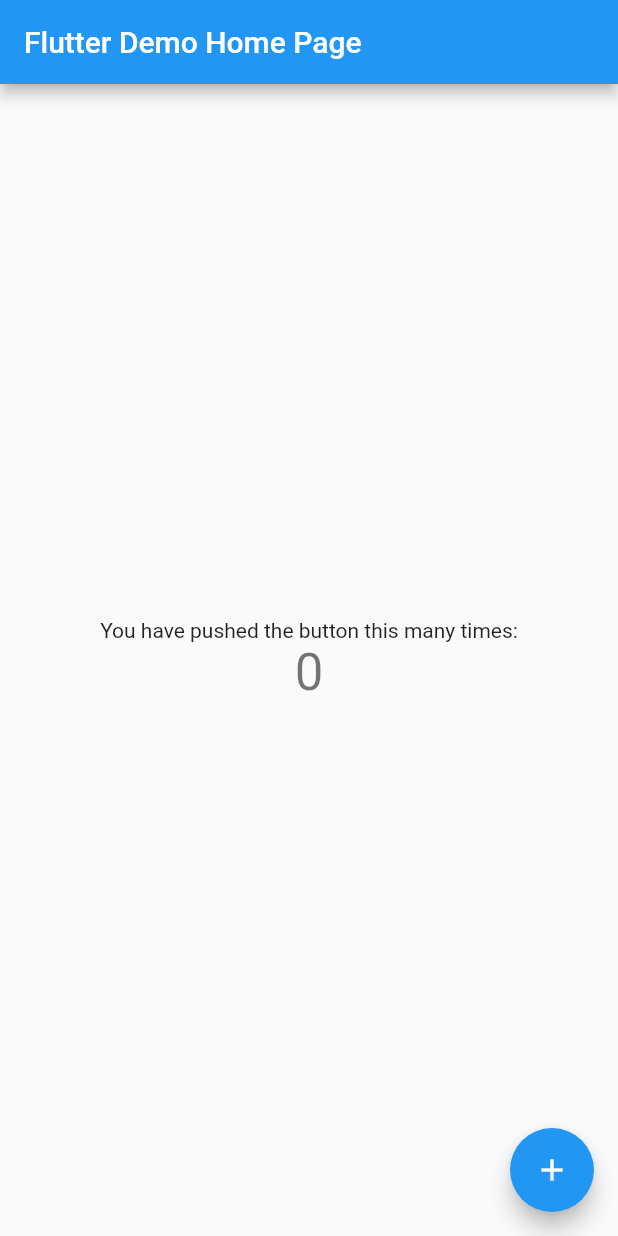
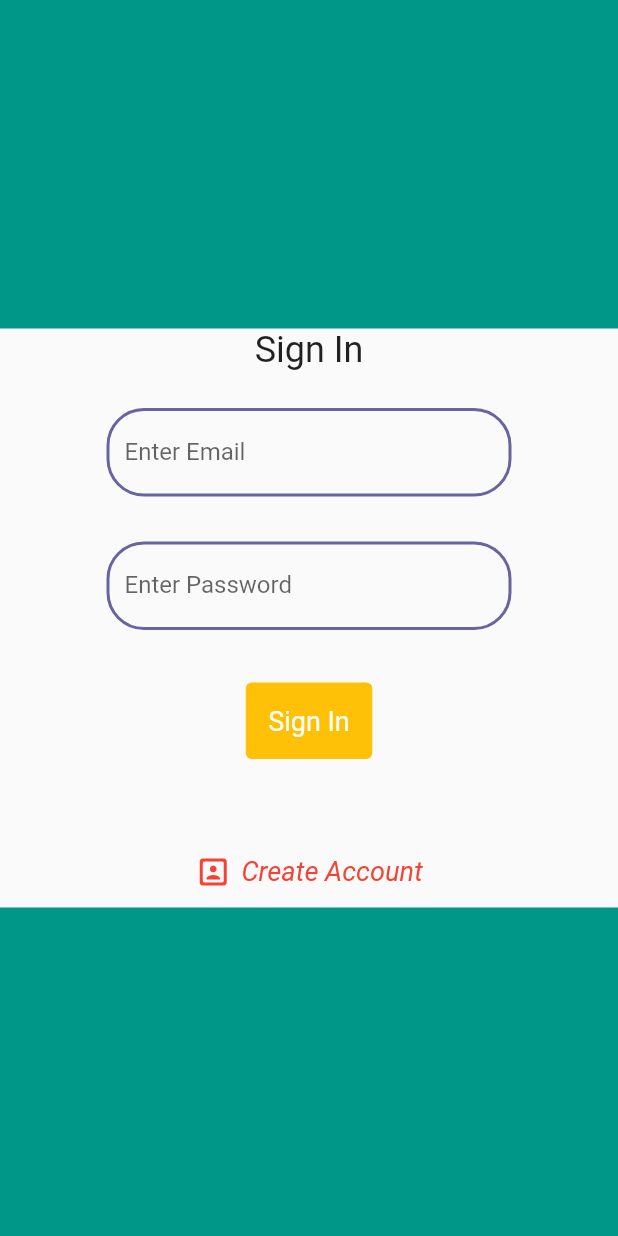
Before and after one commit to YoungWonks/ywsos2021_app, a Flutter app: the screen it shows after launch, on a phone screen of 412 x 824 dp. Run offline on Flutter 3.47's test engine with Material 2 defaults, Android fonts, the phone set to English and light mode, and no system bars; our stand-ins replace hexcolor.

Commit message:
Added Login and Register UI

```diff
--- a/lib/main.dart
+++ b/lib/main.dart
@@ -1,113 +1,20 @@
 import 'package:flutter/material.dart';
+
+import 'screens/login_screen.dart';
 
 void main() {
   runApp(MyApp());
 }
 
 class MyApp extends StatelessWidget {
-  // This widget is the root of your application.
   @override
   Widget build(BuildContext context) {
     return MaterialApp(
       title: 'Flutter Demo',
       theme: ThemeData(
-        // This is the theme of your application.
-        //
-        // Try running your application with "flutter run". You'll see the
-        // application has a blue toolbar. Then, without quitting the app, try
-        // changing the primarySwatch below to Colors.green and then invoke
-        // "hot reload" (press "r" in the console where you ran "flutter run",
-        // or simply save your changes to "hot reload" in a Flutter IDE).
-        // Notice that the counter didn't reset back to zero; the application
-        // is not restarted.
         primarySwatch: Colors.blue,
       ),
-      home: MyHomePage(title: 'Flutter Demo Home Page'),
+      home: LoginScreen(),
     );
   }
 }
-
-class MyHomePage extends StatefulWidget {
-  MyHomePage({Key? key, required this.title}) : super(key: key);
-
-  // This widget is the home page of your application. It is stateful, meaning
-  // that it has a State object (defined below) that contains fields that affect
-  // how it looks.
-
-  // This class is the configuration for the state. It holds the values (in this
-  // case the title) provided by the parent (in this case the App widget) and
-  // used by the build method of the State. Fields in a Widget subclass are
-  // always marked "final".
-
-  final String title;
-
-  @override
-  _MyHomePageState createState() => _MyHomePageState();
-}
-
-class _MyHomePageState extends State<MyHomePage> {
-  int _counter = 0;
-
-  void _incrementCounter() {
-    setState(() {
-      // This call to setState tells the Flutter framework that something has
-      // changed in this State, which causes it to rerun the build method below
-      // so that the display can reflect the updated values. If we changed
-      // _counter without calling setState(), then the build method would not be
-      // called again, and so nothing would appear to happen.
-      _counter++;
-    });
-  }
-
-  @override
-  Widget build(BuildContext context) {
-    // This method is rerun every time setState is called, for instance as done
-    // by the _incrementCounter method above.
-    //
-    // The Flutter framework has been optimized to make rerunning build methods
-    // fast, so that you can just rebuild anything that needs updating rather
-    // than having to individually change instances of widgets.
-    return Scaffold(
-      appBar: AppBar(
-        // Here we take the value from the MyHomePage object that was created by
-        // the App.build method, and use it to set our appbar title.
-        title: Text(widget.title),
-      ),
-      body: Center(
-        // Center is a layout widget. It takes a single child and positions it
-        // in the middle of the parent.
-        child: Column(
-          // Column is also a layout widget. It takes a list of children and
-          // arranges them vertically. By default, it sizes itself to fit its
-          // children horizontally, and tries to be as tall as its parent.
-          //
-          // Invoke "debug painting" (press "p" in the console, choose the
-          // "Toggle Debug Paint" action from the Flutter Inspector in Android
-          // Studio, or the "Toggle Debug Paint" command in Visual Studio Code)
-          // to see the wireframe for each widget.
-          //
-          // Column has various properties to control how it sizes itself and
-          // how it positions its children. Here we use mainAxisAlignment to
-          // center the children vertically; the main axis here is the vertical
-          // axis because Columns are vertical (the cross axis would be
-          // horizontal).
-          mainAxisAlignment: MainAxisAlignment.center,
-          children: <Widget>[
-            Text(
-              'You have pushed the button this many times:',
-            ),
-            Text(
-              '$_counter',
-              style: Theme.of(context).textTheme.headline4,
-            ),
-          ],
-        ),
-      ),
-      floatingActionButton: FloatingActionButton(
-        onPressed: _incrementCounter,
-        tooltip: 'Increment',
-        child: Icon(Icons.add),
-      ), // This trailing comma makes auto-formatting nicer for build methods.
-    );
-  }
-}
--- /dev/null
+++ b/lib/screens/login_screen.dart
@@ -0,0 +1,173 @@
+// import 'package:flutter/material.dart';
+// import 'package:ywsos2021_app/screens/home_screen.dart';
+// import 'package:ywsos2021_app/widgets/build_input_decoration.dart';
+
+// class LoginScreen extends StatefulWidget {
+//   LoginScreen({Key? key}) : super(key: key);
+
+//   @override
+//   _LoginScreenState createState() => _LoginScreenState();
+// }
+
+// class _LoginScreenState extends State<LoginScreen> {
+//   bool isLogin = true;
+//   TextEditingController _emailTextController = TextEditingController();
+
+//   TextEditingController _passwordTextController = TextEditingController();
+
+//   GlobalKey<FormState> _formKey = GlobalKey<FormState>();
+
+//   @override
+//   void dispose() {
+//     _emailTextController.dispose();
+//     _passwordTextController.dispose();
+//     super.dispose();
+//   }
+
+//   @override
+//   Widget build(BuildContext context) {
+//     return Scaffold(
+//       appBar: AppBar(
+//         title: Text('Login'),
+//       ),
+//       body: Column(
+//         mainAxisAlignment: MainAxisAlignment.center,
+//         crossAxisAlignment: CrossAxisAlignment.center,
+//         children: [
+//           Padding(
+//             padding: const EdgeInsets.all(8.0),
+//             child: TextFormField(
+//               controller: _emailTextController,
+//               decoration: buildInputDecoration(
+//                   label: 'Email', hintText: 'john@gmail.com'),
+//             ),
+//           ),
+//           Padding(
+//             padding: const EdgeInsets.all(8.0),
+//             child: TextFormField(
+//               controller: _passwordTextController,
+//               decoration: buildInputDecoration(label: 'Password', hintText: ''),
+//             ),
+//           ),
+//           TextButton(
+//             style: TextButton.styleFrom(
+//               primary: Colors.white,
+//               padding: EdgeInsets.all(15),
+//               shape: RoundedRectangleBorder(
+//                 borderRadius: BorderRadius.circular(4),
+//               ),
+//               backgroundColor: Colors.amber,
+//               textStyle: TextStyle(
+//                 fontSize: 18,
+//               ),
+//             ),
+//             onPressed: () {
+//               if (_formKey.currentState!.validate()) {
+//                 Navigator.of(context).pushReplacement(
+//                   MaterialPageRoute(
+//                     builder: (_) => HomeScreen(),
+//                   ),
+//                 );
+//               }
+//             },
+//             child: Text('Sign In'),
+//           ),
+//         ],
+//       ),
+//     );
+//   }
+// }
+import 'package:flutter/material.dart';
+import 'package:hexcolor/hexcolor.dart';
+import 'package:ywsos2021_app/widgets/create_account_form.dart';
+import 'package:ywsos2021_app/widgets/login_form.dart';
+
+class LoginScreen extends StatefulWidget {
+  const LoginScreen({Key? key}) : super(key: key);
+
+  @override
+  _LoginScreenState createState() => _LoginScreenState();
+}
+
+class _LoginScreenState extends State<LoginScreen> {
+  bool isCreateAccountClicked = false;
+
+  final _formKey = GlobalKey<FormState>();
+
+  final TextEditingController _emailTextController = TextEditingController();
+  final TextEditingController _passwordTextController = TextEditingController();
+  @override
+  Widget build(BuildContext context) {
+    return Material(
+      child: Container(
+        child: Column(
+          children: [
+            Expanded(
+              flex: 2,
+              child: Container(
+                color: Colors.teal,
+              ),
+            ),
+            Column(children: [
+              Text(
+                isCreateAccountClicked != true ? 'Sign In' : 'Sign Up',
+                style: Theme.of(context).textTheme.headline5,
+              ),
+              SizedBox(
+                height: 10,
+              ),
+              Column(
+                children: [
+                  SizedBox(
+                    width: 300,
+                    height: 300,
+                    child: isCreateAccountClicked != true
+                        ? LoginForm(
+                            formKey: _formKey,
+                            emailTextController: _emailTextController,
+                            passwordTextController: _passwordTextController,
+                          )
+                        : CreateAccountForm(
+                            formKey: _formKey,
+                            emailTextController: _emailTextController,
+                            passwordTextController: _passwordTextController,
+                          ),
+                  ),
+                  TextButton.icon(
+                    icon: Icon(Icons.portrait_rounded),
+                    style: TextButton.styleFrom(
+                      primary: Colors.red,
+                      textStyle: TextStyle(
+                        fontSize: 18,
+                        fontStyle: FontStyle.italic,
+                      ),
+                    ),
+                    onPressed: () {
+                      setState(() {
+                        if (!isCreateAccountClicked) {
+                          isCreateAccountClicked = true;
+                        } else
+                          isCreateAccountClicked = false;
+                      });
+                    },
+                    label: Text(
+                      isCreateAccountClicked
+                          ? 'Already have an account?'
+                          : 'Create Account',
+                    ),
+                  ),
+                ],
+              )
+            ]),
+            Expanded(
+              flex: 2,
+              child: Container(
+                color: Colors.teal,
+              ),
+            ),
+          ],
+        ),
+      ),
+    );
+  }
+}
--- /dev/null
+++ b/lib/widgets/build_input_decoration.dart
@@ -0,0 +1,24 @@
+import 'package:flutter/material.dart';
+import 'package:hexcolor/hexcolor.dart';
+
+InputDecoration buildInputDecoration(
+    {required String label, required String hintText}) {
+  return InputDecoration(
+    fillColor: Colors.white,
+    focusedBorder: OutlineInputBorder(
+      borderRadius: BorderRadius.circular(12.0),
+      borderSide: BorderSide(
+        color: Colors.blue,
+      ),
+    ),
+    enabledBorder: OutlineInputBorder(
+      borderRadius: BorderRadius.circular(25),
+      borderSide: BorderSide(
+        color: HexColor('#69639F'),
+        width: 2.0,
+      ),
+    ),
+    labelText: label,
+    hintText: hintText,
+  );
+}
--- /dev/null
+++ b/lib/widgets/login_form.dart
@@ -0,0 +1,84 @@
+import 'package:flutter/material.dart';
+import 'package:ywsos2021_app/screens/home_screen.dart';
+
+import 'build_input_decoration.dart';
+
+class LoginForm extends StatelessWidget {
+  const LoginForm({
+    Key? key,
+    required GlobalKey<FormState> formKey,
+    required TextEditingController emailTextController,
+    required TextEditingController passwordTextController,
+  })  : _formKey = formKey,
+        _emailTextController = emailTextController,
+        _passwordTextController = passwordTextController,
+        super(key: key);
+
+  final GlobalKey<FormState> _formKey;
+  final TextEditingController _emailTextController;
+  final TextEditingController _passwordTextController;
+
+  @override
+  Widget build(BuildContext context) {
+    return Form(
+      key: _formKey,
+      child: Column(
+        children: [
+          Padding(
+            padding: const EdgeInsets.all(15.0),
+            child: TextFormField(
+              validator: (value) {
+                if (value!.isEmpty) {
+                  return 'Please enter an email';
+                }
+              },
+              controller: _emailTextController,
+              decoration: buildInputDecoration(
+                  label: 'Enter Email', hintText: 'john@me.com'),
+            ),
+          ),
+          Padding(
+            padding: const EdgeInsets.all(15.0),
+            child: TextFormField(
+              validator: (value) {
+                if (value!.isEmpty) {
+                  return 'Please enter a password';
+                }
+              },
+              controller: _passwordTextController,
+              decoration:
+                  buildInputDecoration(label: 'Enter Password', hintText: ''),
+              obscureText: true,
+            ),
+          ),
+          SizedBox(
+            height: 20,
+          ),
+          TextButton(
+            style: TextButton.styleFrom(
+              primary: Colors.white,
+              padding: EdgeInsets.all(15),
+              shape: RoundedRectangleBorder(
+                borderRadius: BorderRadius.circular(4),
+              ),
+              backgroundColor: Colors.amber,
+              textStyle: TextStyle(
+                fontSize: 18,
+              ),
+            ),
+            onPressed: () {
+              if (_formKey.currentState!.validate()) {
+                Navigator.of(context).pushReplacement(
+                  MaterialPageRoute(
+                    builder: (_) => HomeScreen(),
+                  ),
+                );
+              }
+            },
+            child: Text('Sign In'),
+          ),
+        ],
+      ),
+    );
+  }
+}
```
Also changed, not shown: lib/screens/home_screen.dart (added, +27 -0 lines), lib/widgets/create_account_form.dart (added, +90 -0 lines), pubspec.yaml (+1 -9 lines), pubspec.lock, 3 other files.
